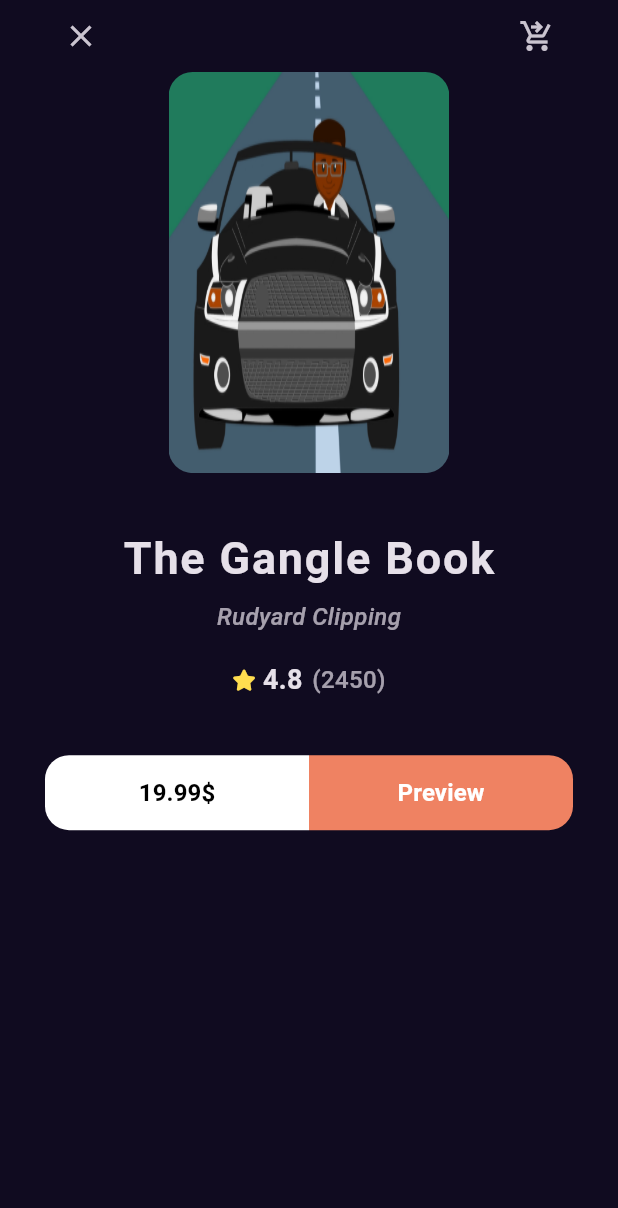
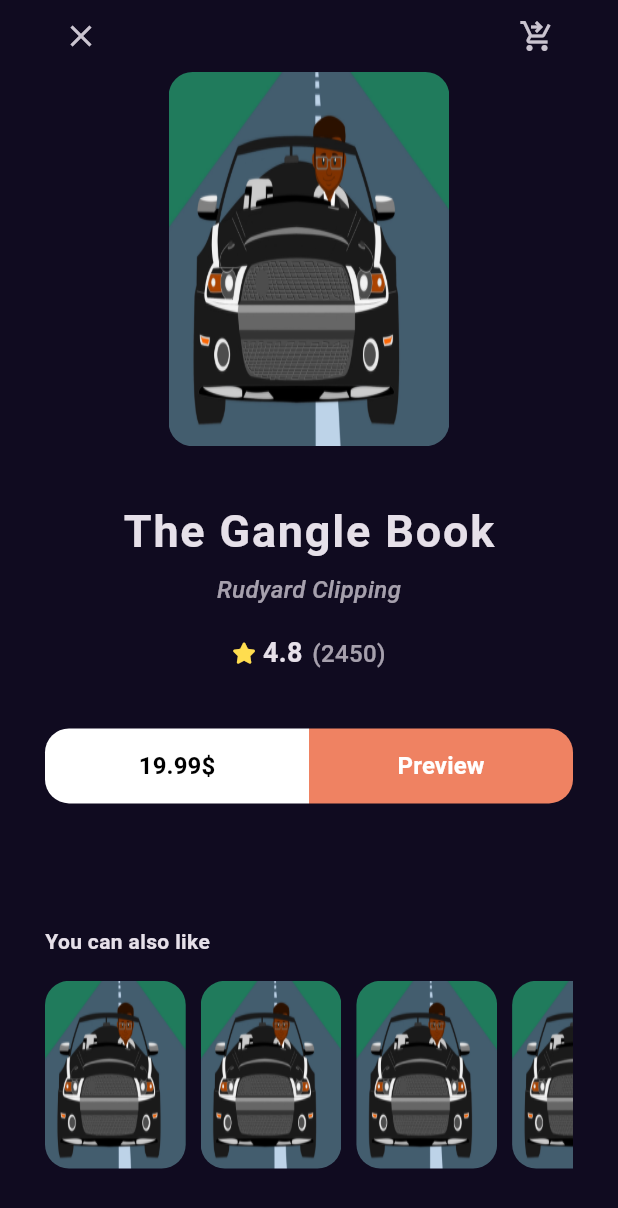
Before and after one commit to m7md015sh/bookly_app, a Flutter app: the BooksDetailsView screen opened by its route, on a phone screen of 412 x 824 dp. Shown: the top 1208 px of the screen. Run offline on Flutter 3.47's test engine with Material 3 defaults, Android fonts, the phone set to English and light mode, and no system bars; our stand-ins replace font_awesome_flutter, go_router, google_fonts.

Commit message:
add similar list view & make custom scroll view to details view

```diff
--- a/lib/features/home/presentation/views/widgets/books_details_view_body.dart
+++ b/lib/features/home/presentation/views/widgets/books_details_view_body.dart
@@ -3,6 +3,8 @@ import 'package:bookly_app/features/home/presentation/views/widgets/books_action
 import 'package:bookly_app/features/home/presentation/views/widgets/custom_app_bar_details_view.dart';
 import 'package:bookly_app/features/home/presentation/views/widgets/custom_book_item.dart';
 import 'package:bookly_app/features/home/presentation/views/widgets/custom_book_rating.dart';
+import 'package:bookly_app/features/home/presentation/views/widgets/similar_books_list_view.dart';
+import 'package:flutter/cupertino.dart';
 import 'package:flutter/material.dart';
 import 'package:flutter/widgets.dart';
 
@@ -12,15 +14,16 @@ class BooksDetailsViewBody extends StatelessWidget {
   @override
   Widget build(BuildContext context) {
     double width = MediaQuery.of(context).size.width;
-
-    return Padding(
+      return CustomScrollView(
+        slivers: [
+          SliverFillRemaining(
+            child: Padding(
               padding: const EdgeInsets.symmetric(horizontal: 30.0),
               child: Column(
                 children: [
                   const CustomAppBarDetailsView(),
                   Padding(
-            padding:
-                EdgeInsets.symmetric(horizontal: width * .2),
+                    padding: EdgeInsets.symmetric(horizontal: width * .2),
                     child: const CustomBookItem(),
                   ),
                   const SizedBox(
@@ -48,12 +51,34 @@ class BooksDetailsViewBody extends StatelessWidget {
                   const BookRating(
                     mainAxisAlignment: MainAxisAlignment.center,
                   ),
-          SizedBox(
+                  const SizedBox(
                     height: 37,
                   ),
-          BooksAction(),
+                  const BooksAction(),
+                  const Expanded(
+                    child: SizedBox(
+                      height: 50,
+                    ),
+                  ),
+                  Align(
+                      alignment: Alignment.centerLeft,
+                      child: Text(
+                        "You can also like",
+                        style: Styles.textStyle14.copyWith(fontWeight: FontWeight.w600),
+                      )),
+                  const SizedBox(
+                    height: 16,
+                  ),
+                  const SimilarBooksListView(),
+                  const SizedBox(
+                    height: 30,
+                  ),
                 ],
               ),
+            ),
+          )
+        ],
       );
+
   }
 }
--- a/lib/features/home/presentation/views/widgets/custom_book_item.dart
+++ b/lib/features/home/presentation/views/widgets/custom_book_item.dart
@@ -8,7 +8,7 @@ class CustomBookItem extends StatelessWidget {
   @override
   Widget build(BuildContext context) {
     return AspectRatio(
-      aspectRatio: 2.8/4,
+      aspectRatio: 3/4,
       child: Container(
 
         decoration:  BoxDecoration(
--- /dev/null
+++ b/lib/features/home/presentation/views/widgets/similar_books_list_view.dart
@@ -0,0 +1,22 @@
+import 'package:bookly_app/features/home/presentation/views/widgets/custom_book_item.dart';
+import 'package:flutter/material.dart';
+
+class SimilarBooksListView extends StatelessWidget {
+  const SimilarBooksListView({Key? key}) : super(key: key);
+
+  @override
+  Widget build(BuildContext context) {
+    return SizedBox(
+      height: MediaQuery.of(context).size.height*0.17,
+
+      child: ListView.builder(
+          scrollDirection: Axis.horizontal,
+          itemBuilder: (context, index) {
+            return const Padding(
+              padding: EdgeInsets.only(right:10.0 ,bottom: 15),
+              child: CustomBookItem(),
+            );
+          }),
+    );
+  }
+}
```
Lines whose indentation alone changed are shown as unchanged.
